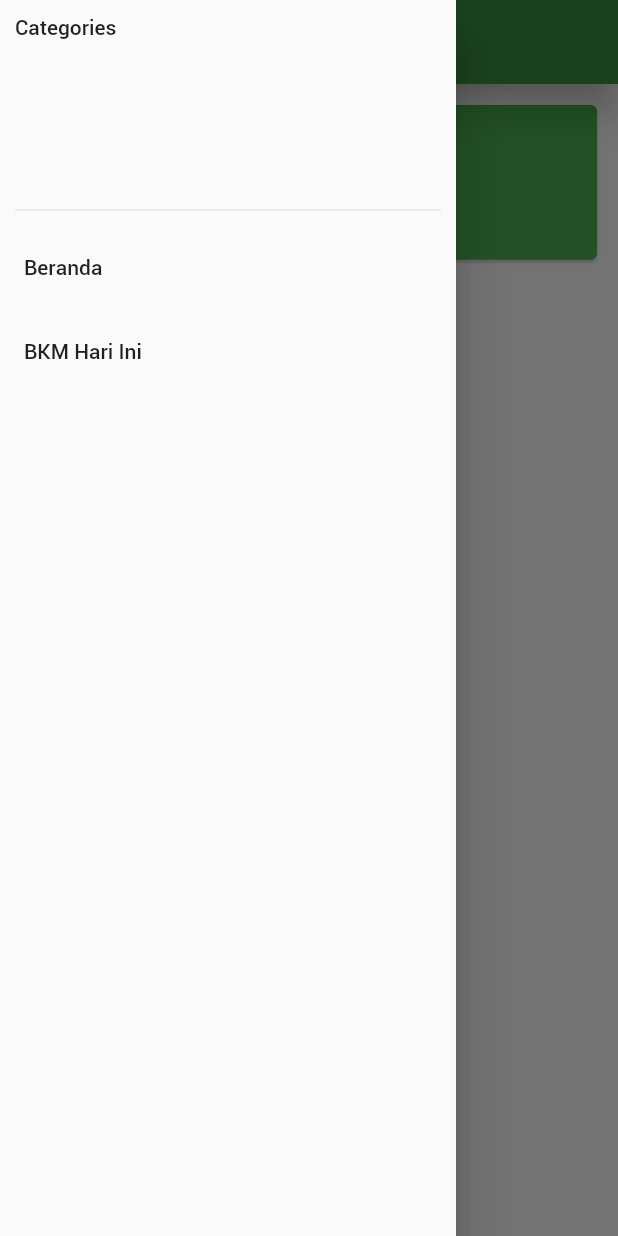
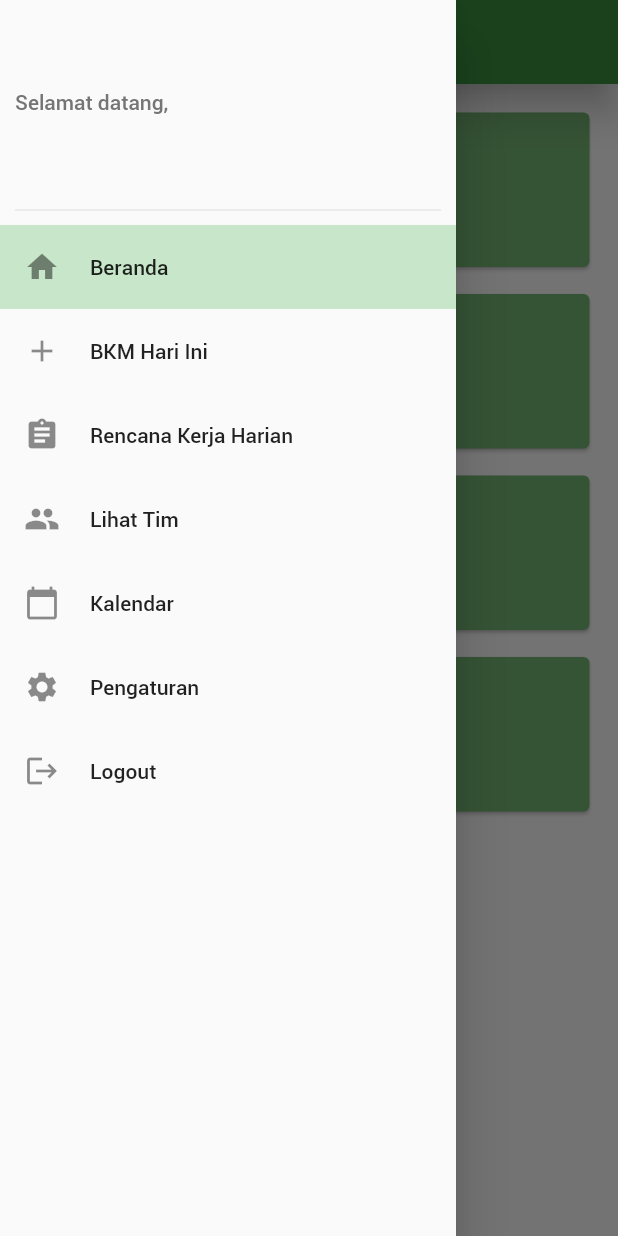
Before and after one commit to danialfaris/Buku-Kerja-Mandor, a Flutter app: the screen it shows after launch, in the side drawer, after a tap on "BKM Hari Ini", on a phone screen of 412 x 824 dp. Run offline on Flutter 3.47's test engine with Material 2 defaults, Android fonts, the phone set to English and light mode, and no system bars.

```diff
--- a/lib/main.dart
+++ b/lib/main.dart
@@ -1,35 +1,10 @@
 import 'package:flutter/material.dart';
+import 'package:provider/provider.dart';
+import 'bkm.dart';
+import 'application_drawer.dart';
 
 void main() {
-  runApp(MyApp());
-}
-
-class MyApp extends StatelessWidget {
-  // This widget is the root of your application.
-  @override
-  Widget build(BuildContext context) {
-    return MaterialApp(
-      title: 'Buku Kerja Mandor',
-      theme: ThemeData(
-        // This is the theme of your application.
-        //
-        // Try running your application with "flutter run". You'll see the
-        // application has a blue toolbar. Then, without quitting the app, try
-        // changing the primarySwatch below to Colors.green and then invoke
-        // "hot reload" (press "r" in the console where you ran "flutter run",
-        // or simply save your changes to "hot reload" in a Flutter IDE).
-        // Notice that the counter didn't reset back to zero; the application
-        // is not restarted.
-        primarySwatch: myColor,
-        fontFamily: 'Roboto',
-        // This makes the visual density adapt to the platform that you run
-        // the app on. For desktop platforms, the controls will be smaller and
-        // closer together (more dense) than on mobile platforms.
-        visualDensity: VisualDensity.adaptivePlatformDensity,
-      ),
-      home: MyHomePage(title: 'Beranda'),
-    );
-  }
+  runApp(MyHomePage());
 }
 
 const MaterialColor myColor = const MaterialColor(
@@ -46,79 +21,24 @@ const MaterialColor myColor = const MaterialColor(
   }
 );
 
-class MyHomePage extends StatefulWidget {
-  MyHomePage({Key key, this.title}) : super(key: key);
-
-  // This widget is the home page of your application. It is stateful, meaning
-  // that it has a State object (defined below) that contains fields that affect
-  // how it looks.
-
-  // This class is the configuration for the state. It holds the values (in this
-  // case the title) provided by the parent (in this case the App widget) and
-  // used by the build method of the State. Fields in a Widget subclass are
-  // always marked "final".
-
-  final String title;
-
+class MyHomePage extends StatelessWidget {
   @override
-  _MyHomePageState createState() => _MyHomePageState();
+  Widget build(BuildContext context) {
+    return MaterialApp(
+      theme: ThemeData(
+        primaryColor: myColor,
+      ),
+      home:  Beranda(),
+    );
+  }
 }
 
-class _MyHomePageState extends State<MyHomePage> {
-  int _counter = 0;
-
-  void _incrementCounter() {
-    setState(() {
-      // This call to setState tells the Flutter framework that something has
-      // changed in this State, which causes it to rerun the build method below
-      // so that the display can reflect the updated values. If we changed
-      // _counter without calling setState(), then the build method would not be
-      // called again, and so nothing would appear to happen.
-      _counter++;
-    });
-  }
-
+class Beranda extends StatelessWidget {
   @override
   Widget build(BuildContext context) {
-    // This method is rerun every time setState is called, for instance as done
-    // by the _incrementCounter method above.
-    //
-    // The Flutter framework has been optimized to make rerunning build methods
-    // fast, so that you can just rebuild anything that needs updating rather
-    // than having to individually change instances of widgets.
     return Scaffold(
-      drawer: Drawer(
-        // Add a ListView to the drawer. This ensures the user can scroll
-        // through the options in the drawer if there isn't enough vertical
-        // space to fit everything.
-        child: ListView(
-          // Important: Remove any padding from the ListView.
-          padding: EdgeInsets.zero,
-          children: <Widget>[
-            Container(
-              height: 150.0,
-              child: DrawerHeader(
-                child: Text('Categories'),
-                margin: EdgeInsets.all(10.0),
-                padding: EdgeInsets.all(0.0)
-              ),
-            ),
-            ListTile(
-              title: Text('Beranda'),
-              onTap: () {
-              },
-            ),
-            ListTile(
-              title: Text('BKM Hari Ini'),
-              onTap: () {
-              },
-            ),
-          ],
-        ),
-      ),
+        drawer: MyDrawer("Beranda"),
         appBar: AppBar(
-        // Here we take the value from the MyHomePage object that was created by
-        // the App.build method, and use it to set our appbar title.
           title: Text(
             "Beranda",
             style: TextStyle(fontWeight: FontWeight.bold),
@@ -126,16 +46,155 @@ class _MyHomePageState extends State<MyHomePage> {
           elevation: 10,
         ),
         body: Container(
-        padding: EdgeInsets.fromLTRB(10,10,10,10),
+          padding: EdgeInsets.fromLTRB(15,15,15,10),
           height: 1200,
           width: double.maxFinite,
-        child: ListView.builder(
-            itemCount: 1, // the length
-            itemBuilder: (context, index) {
-              return Container(
-                padding: const EdgeInsets.only(bottom: 8),
+          child: ListView(
+              children: <Widget>[
+                MenuButton(text: "BKM Hari Ini"),
+                SizedBox(height: 10),
+                MenuButton(text: "Rencana Kerja Harian"),
+                SizedBox(height: 10),
+                MenuButton(text: "Lihat Tim"),
+                SizedBox(height: 10),
+                MenuButton(text: "Kalendar"),
+              ]
+          ),
+        ),
+    );
+  }
+}
+
+class MyDrawer extends StatelessWidget {
+  MyDrawer(this.currentPage);
+  final String currentPage;
+
+  @override
+  Widget build(BuildContext context) {
+    return Drawer(
+      child: ListView(
+        padding: EdgeInsets.zero,
+        children: <Widget>[
+          Container(
+            height: 150.0,
+            child: DrawerHeader(
+              margin: EdgeInsets.all(10.0),
+              padding: EdgeInsets.only(top: 50),
+              child: Text('Selamat datang,', style: TextStyle(color: Color(0xFF757575)),),
+            ),
+          ),
+          ListTile(
+            tileColor: this.currentPage == "Beranda" ? Color(0xFFC8E6C9) : Color(0x00000000),
+            title: Row(
+              children: [
+                Icon(Icons.home),
+                SizedBox(width: 20),
+                Text('Beranda'),
+              ],
+            ),
+            onTap: () {
+              Navigator.pop(context);
+              if(this.currentPage == "Beranda") return;
+              Navigator.of(context).pushReplacement(
+                MaterialPageRoute(
+                  builder: (BuildContext context) =>
+                    Beranda()
+                ),
+              );
+            },
+          ),
+          ListTile(
+            tileColor: this.currentPage == "BKM" ? Color(0xFFC8E6C9) : Color(0x00000000),
+            title: Row(
+              children: [
+                Icon(Icons.add),
+                SizedBox(width: 20),
+                Text('BKM Hari Ini'),
+              ],
+            ),
+            onTap: () {
+              Navigator.pop(context);
+              if(this.currentPage == "BKM") return;
+              Navigator.of(context).pushReplacement(
+                MaterialPageRoute(
+                    builder: (BuildContext context) =>
+                        BKM()
+                ),
+              );
+            },
+          ),
+          ListTile(
+            title: Row(
+              children: [
+                Icon(Icons.assignment),
+                SizedBox(width: 20),
+                Text('Rencana Kerja Harian'),
+              ],
+            ),
+            onTap: () {
+            },
+          ),
+          ListTile(
+            title: Row(
+              children: [
+                Icon(Icons.group),
+                SizedBox(width: 20),
+                Text('Lihat Tim'),
+              ],
+            ),
+            onTap: () {
+            },
+          ),
+          ListTile(
+            title: Row(
+              children: [
+                Icon(Icons.calendar_today),
+                SizedBox(width: 20),
+                Text('Kalendar'),
+              ],
+            ),
+            onTap: () {
+            },
+          ),
+          ListTile(
+            title: Row(
+              children: [
+                Icon(Icons.settings),
+                SizedBox(width: 20),
+                Text('Pengaturan'),
+              ],
+            ),
+            onTap: () {
+            },
+          ),
+          ListTile(
+            title: Row(
+              children: [
+                Icon(Icons.logout),
+                SizedBox(width: 20),
+                Text('Logout'),
+              ],
+            ),
+            onTap: () {
+            },
+          ),
+        ],
+      ),
+    );
+    throw UnimplementedError();
+  }
+}
+
+class MenuButton extends StatelessWidget {
+  MenuButton({this.text});
+  final String text;
+
+  @override
+  Widget build(BuildContext context) {
+    return GestureDetector(
+      onTap: () {},
       child: Card(
-                  color: Color(0xFF4CAF50),
+        color: Color(0xFF74b474),
         child: Padding(
           padding: const EdgeInsets.all(15.0),
           child: Row(
@@ -143,7 +202,7 @@ class _MyHomePageState extends State<MyHomePage> {
               Column(
                 children: [
                   Text(
-                              "BKM Hari Ini",
+                    text,
                     style: TextStyle(fontWeight: FontWeight.bold, fontSize:20, color: Colors.white),
                   ),
                   Padding(
@@ -156,8 +215,5 @@ class _MyHomePageState extends State<MyHomePage> {
         ),
       ),
     );
-            })
-      ),
-    );
   }
 }
--- a/pubspec.yaml
+++ b/pubspec.yaml
@@ -23,6 +23,7 @@ environment:
 dependencies:
   flutter:
     sdk: flutter
+  provider: ^5.0.0
 
 
   # The following adds the Cupertino Icons font to your application.
```
Also changed, not shown: lib/application_drawer.dart (added, +11 -0 lines), lib/bkm.dart (added, +64 -0 lines), lib/drawer.dart (added), pubspec.lock. Lines whose indentation alone changed are shown as unchanged.
